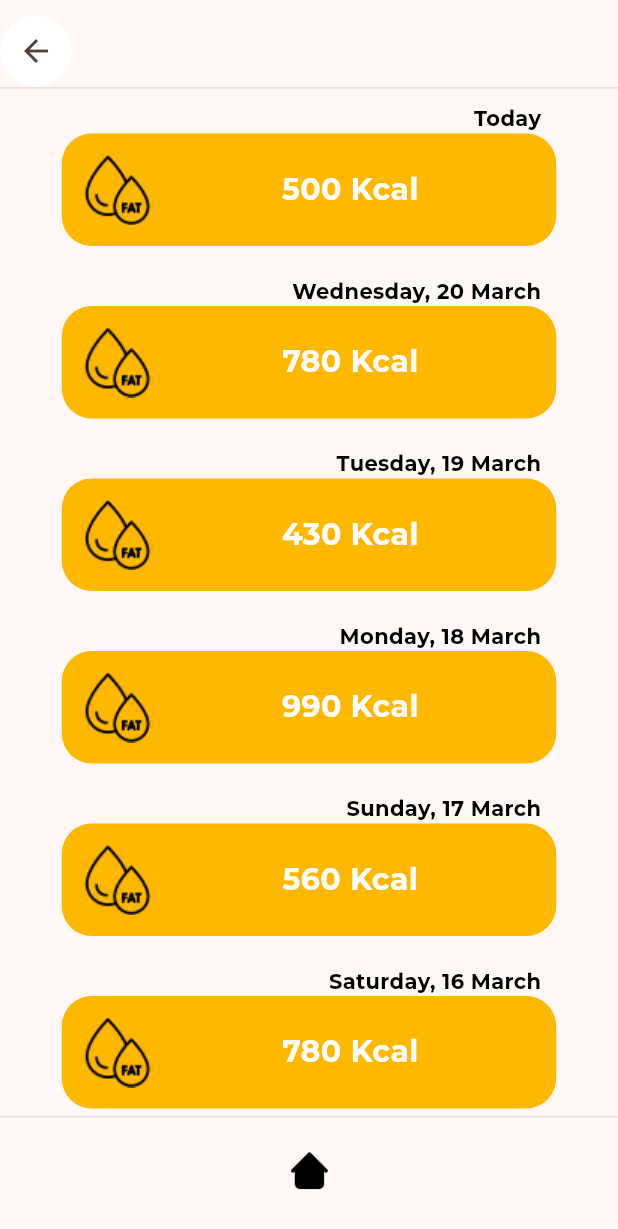
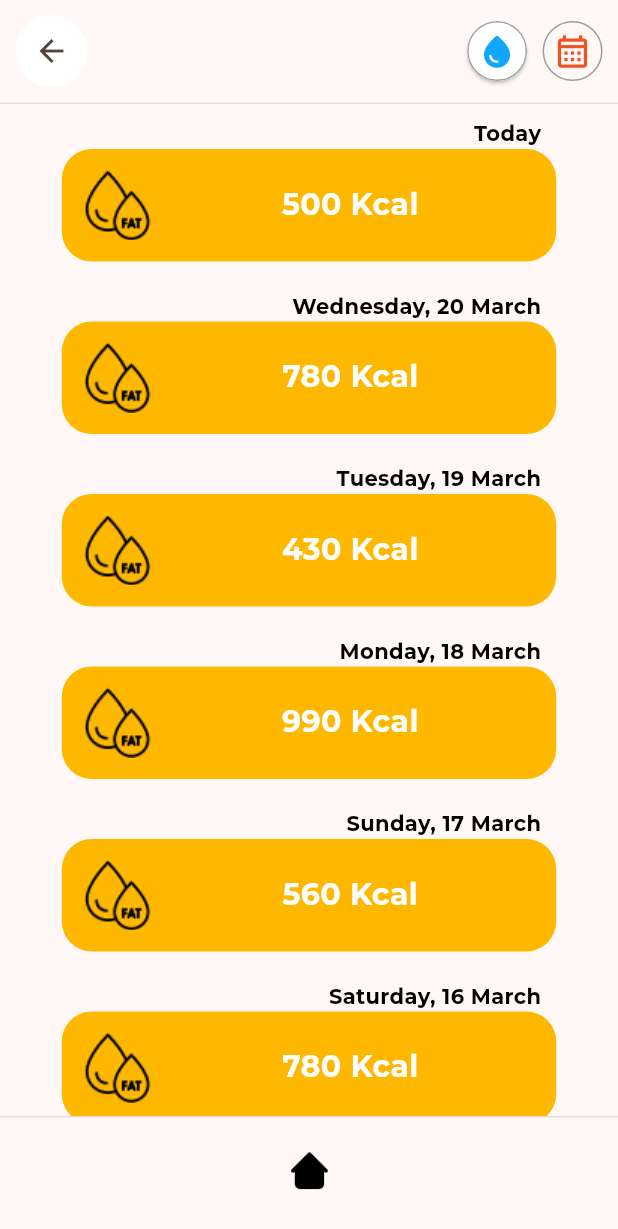
Before and after one commit to MydudeEiEi/Health-Tracker, a Flutter app: the NutritionPage screen opened directly, on a phone screen of 412 x 824 dp. Shown: the top 1229 px of the screen. Run offline on Flutter 3.47's test engine with Material 3 defaults, Android fonts, the phone set to English and light mode, and no system bars; our stand-ins replace cloud_firestore, firebase_auth, firebase_core, firebase_storage, flutter_slidable, google_fonts and 4 more; missing offline and left inert: day_night_time_picker, health; accounts and stored records are empty; network calls fail.

Commit message:
add notification to drink water page, can add and remove

```diff
--- /dev/null
+++ b/lib/components/water_drop_button.dart
@@ -0,0 +1,34 @@
+import 'package:animations/animations.dart';
+import 'package:flutter/material.dart';
+import 'package:health_tracker/pages/water_notification_page.dart';
+import 'package:health_tracker/utils/style.dart';
+
+class WaterDropButton extends StatelessWidget {
+  const WaterDropButton({Key? key}) : super(key: key);
+
+  void _onTapWaterDrop() {}
+
+  @override
+  Widget build(BuildContext context) {
+    return OpenContainer(
+      openBuilder: (context, action) => const WaterNotificationPage(),
+      closedShape:
+          RoundedRectangleBorder(borderRadius: BorderRadius.circular(25)),
+      closedBuilder: (context, action) => Container(
+        decoration: BoxDecoration(
+          border: Border.all(color: Colors.grey, width: 1),
+          color: Colors.transparent,
+          shape: BoxShape.circle,
+        ),
+        child: const Padding(
+          padding: EdgeInsets.all(6),
+          child: Icon(
+            Icons.water_drop_rounded,
+            size: 26,
+            color: MyColors.blueWaterDrop,
+          ),
+        ),
+      ),
+    );
+  }
+}
--- a/lib/pages/food_page.dart
+++ b/lib/pages/food_page.dart
@@ -65,7 +65,6 @@ class _FoodPageState extends State<FoodPage> {
     return Padding(
       padding: EdgeInsets.only(
         left: screenWidth * .025, right: screenWidth * .025,
-        // top: 150
       ),
       child: Column(
         mainAxisAlignment: MainAxisAlignment.start,
--- a/lib/pages/nutrition_page.dart
+++ b/lib/pages/nutrition_page.dart
@@ -1,70 +1,87 @@
 import 'package:flutter/material.dart';
 import 'package:health_tracker/components/recommended_menu_card.dart';
+import 'package:health_tracker/components/water_drop_button.dart';
 import 'package:health_tracker/controller/nutrition_controller.dart';
+import 'package:health_tracker/pages/main_page.dart';
 import 'package:health_tracker/utils/icon.dart';
 import 'package:health_tracker/utils/style.dart';
 import 'package:intl/intl.dart';
 
-// ignore: must_be_immutable
-class NutritionPage extends StatelessWidget {
-  List<num> allData;
-  Color _backgroundColor;
-  String imageName;
-  String unit;
+class NutritionPage extends StatefulWidget {
   final DateTime today = DateTime.now();
   final NutritionType type;
 
-  NutritionPage(this.type, {Key? key})
-      : allData = [],
-        imageName = '',
-        unit = '',
-        _backgroundColor = Colors.white,
-        super(key: key) {
-    final NutritionController cnotroller = NutritionController();
-    switch (type) {
+  NutritionPage(this.type, {Key? key}) : super(key: key);
+
+  @override
+  State<NutritionPage> createState() => _NutritionPageState();
+}
+
+class _NutritionPageState extends State<NutritionPage> {
+  List<num> allData = [];
+  Color _backgroundColor = Colors.white;
+  String imageName = '';
+  String unit = '';
+
+  void initialize() {
+    final NutritionController controller = NutritionController();
+
+    setState(() {
+      switch (widget.type) {
         case NutritionType.fat:
           _backgroundColor = MyColors.fatCard;
           imageName = "fat";
           unit = 'Kcal';
-        allData = cnotroller.getFatHistory();
+          allData = controller.getFatHistory();
           break;
         case NutritionType.carbohydeate:
           _backgroundColor = MyColors.carbohydeateCard;
           imageName = "wheet";
           unit = 'G';
-        allData = cnotroller.getFatHistory();
+          allData = controller.getFatHistory();
           break;
         case NutritionType.protein:
           _backgroundColor = MyColors.proteinCard;
           imageName = "protein";
           unit = 'G';
-        allData = cnotroller.getFatHistory();
+          allData = controller.getFatHistory();
           break;
         case NutritionType.sodium:
           _backgroundColor = MyColors.sodiumCard;
           imageName = "sodium";
           unit = 'MG';
-        allData = cnotroller.getFatHistory();
+          allData = controller.getFatHistory();
           break;
       }
+    });
   }
+
+  void _onTapWaterDrop() {}
+
+  void _onTapCalendar() {}
 
   @override
   Widget build(BuildContext context) {
     final double topScreenMargin = MediaQuery.of(context).viewPadding.top;
     final double screenWidth = MediaQuery.of(context).size.width;
 
+    initialize();
+
     return Scaffold(
       body: Column(
         children: [
           Container(
-            margin: EdgeInsets.only(
-                top: topScreenMargin + 10, bottom: topScreenMargin * .25),
+            margin: EdgeInsets.only(top: topScreenMargin + 10),
             decoration: BoxDecoration(
                 border: Border(
                     bottom: BorderSide(color: Colors.black.withOpacity(.1)))),
+            child: Padding(
+              padding: EdgeInsets.only(
+                  left: screenWidth * .025,
+                  right: screenWidth * .025,
+                  bottom: screenWidth * .025),
               child: Row(
-              mainAxisAlignment: MainAxisAlignment.start,
+                mainAxisAlignment: MainAxisAlignment.center,
                 crossAxisAlignment: CrossAxisAlignment.center,
                 children: [
                   Ink(
@@ -79,7 +96,32 @@ class NutritionPage extends StatelessWidget {
                       icon: const Icon(Icons.arrow_back),
                     ),
                   ),
+                  const Spacer(),
+                  const WaterDropButton(),
+                  SizedBox(width: screenWidth * .025),
+                  Ink(
+                    decoration: BoxDecoration(
+                      border: Border.all(color: Colors.grey, width: 1),
+                      color: Colors.transparent,
+                      shape: BoxShape.circle,
+                    ),
+                    child: InkWell(
+                      //This keeps the splash effect within the circle
+                      borderRadius: BorderRadius.circular(
+                          1000.0), //Something large to ensure a circle
+                      onTap: _onTapCalendar,
+                      child: const Padding(
+                        padding: EdgeInsets.all(6),
+                        child: Icon(
+                          Icons.calendar_month_outlined,
+                          size: 26,
+                          color: MyColors.redCalendar,
+                        ),
+                      ),
+                    ),
+                  )
                 ],
+              ),
             ),
           ),
           Expanded(
@@ -99,8 +141,9 @@ class NutritionPage extends StatelessWidget {
                             child: Text(
                               index == 0
                                   ? 'Today'
-                                  : DateFormat('EEEE, d MMMM').format(
-                                      today.subtract(Duration(days: index))),
+                                  : DateFormat('EEEE, d MMMM').format(widget
+                                      .today
+                                      .subtract(Duration(days: index))),
                               style:
                                   MyTextStyle.body(fontWeight: FontWeight.bold),
                             ),
@@ -143,7 +186,12 @@ class NutritionPage extends StatelessWidget {
                 padding: const EdgeInsets.only(bottom: 8.0),
                 child: InkWell(
                   child: buildIcon('home'),
-                  onTap: () => {Navigator.pop(context)},
+                  onTap: () => {
+                    Navigator.push(
+                        context,
+                        MaterialPageRoute(
+                            builder: (context) => const MainPage()))
+                  },
                 ),
               ),
             ),
--- a/pubspec.yaml
+++ b/pubspec.yaml
@@ -52,6 +52,9 @@ dependencies:
   firebase_storage: ^11.6.10
   percent_indicator: ^4.2.3
   animations: ^2.0.11
+  shared_preferences: ^2.2.2
+  day_night_time_picker: ^1.3.0+1
+  flutter_slidable: ^3.1.0
 
 dev_dependencies:
   flutter_test:
```
Also changed, not shown: lib/components/my_snackbar.dart (+4 -3 lines), lib/controller/water_notification_controller.dart (added, +38 -0 lines), lib/models/water_notification.dart (added, +19 -0 lines), lib/pages/home_page.dart (+0 -10 lines), lib/pages/main_page.dart (+3 -22 lines), lib/pages/water_notification_page.dart (added, +247 -0 lines), lib/repository/water_notification_repository.dart (added, +35 -0 lines), 1 other file. Lines whose indentation alone changed are shown as unchanged.
